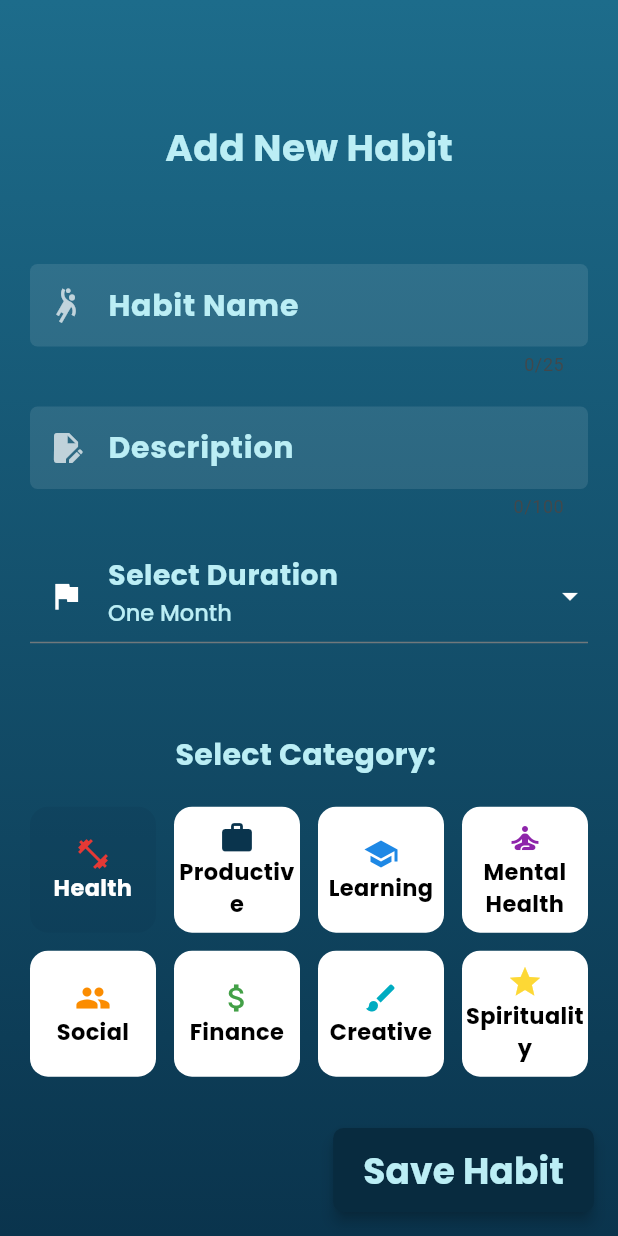
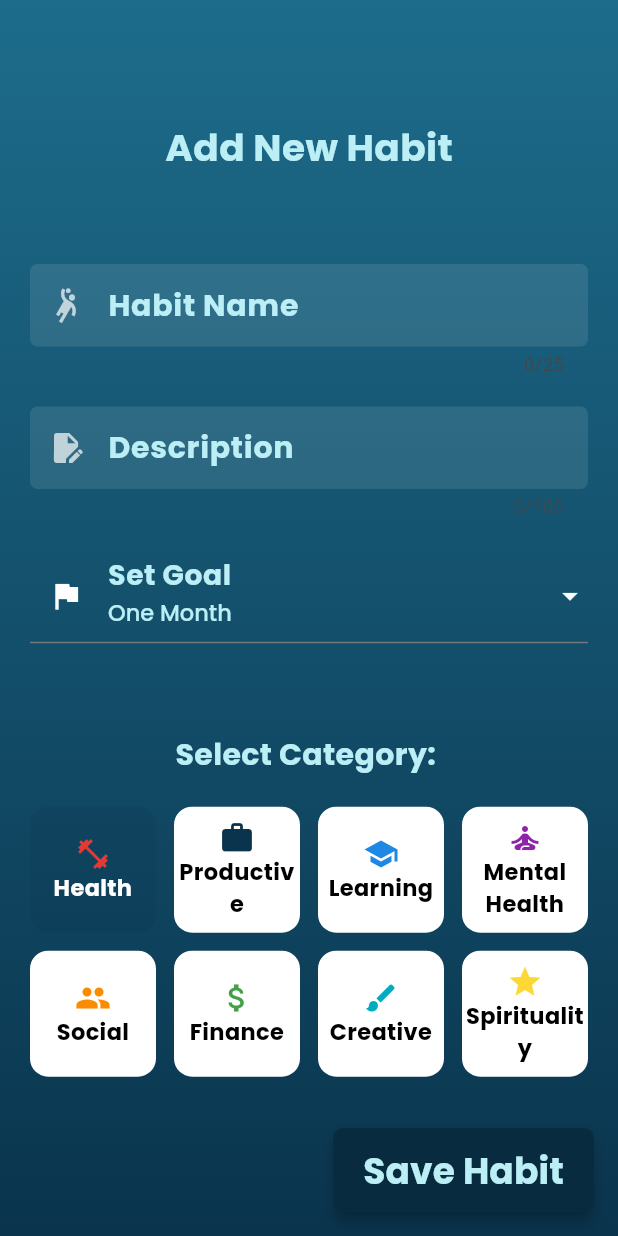
Before and after one commit to taha8272/Habit_Tracker_App, a Flutter app: the screen it shows once a user with an empty profile is signed in, after a tap on "Habits", after a tap on the "add" icon, on a phone screen of 412 x 824 dp. Run offline on Flutter 3.47's test engine with Material 3 defaults, Android fonts, the phone set to English and light mode, and no system bars; our stand-ins replace cloud_firestore, firebase_auth, firebase_core, flutter_riverpod, flutter_signin_button, glass and 2 more; accounts and stored records are empty.

Commit message:
Adding Screenshots

```diff
--- a/lib/main.dart
+++ b/lib/main.dart
@@ -22,6 +22,7 @@ class MyApp extends StatelessWidget {
   Widget build(BuildContext context) {
     return ProviderScope(
       child: MaterialApp(
+        debugShowCheckedModeBanner: false,
         theme: ThemeData(
           colorScheme: ColorScheme.fromSeed(
             seedColor: const Color.fromARGB(255, 251, 251, 252),
--- a/lib/screens/add_new_habit.dart
+++ b/lib/screens/add_new_habit.dart
@@ -151,7 +151,7 @@ class _AddNewHabitScreenState extends ConsumerState<AddNewHabitScreen> {
                     const SizedBox(height: 20),
                     DropdownButtonFormField<Goal>(
                       decoration: InputDecoration(
-                        label: Text('Select Duration'),
+                        label: Text('Set Goal'),
                         labelStyle: h1,
                         prefixIcon: Icon(Icons.flag, color: Colors.white),
                         // filled: true,
--- a/lib/screens/auth.dart
+++ b/lib/screens/auth.dart
@@ -1,11 +1,9 @@
 import 'package:Habit_Goals_Tracker/basic.dart';
 import 'package:flutter/material.dart';
-import 'package:flutter_signin_button/button_list.dart';
-import 'package:flutter_signin_button/button_view.dart';
+
 import 'package:glass/glass.dart';
 import 'package:google_sign_in/google_sign_in.dart';
 import 'package:firebase_auth/firebase_auth.dart';
-import 'package:firebase_core/firebase_core.dart';
 import 'package:flutter_signin_button/flutter_signin_button.dart';
 
 final firebase = FirebaseAuth.instance;
@@ -63,10 +61,8 @@ class _AuthScreenState extends State<AuthScreen> {
   void signInWithGoogle(BuildContext context) async {
     try {
       // Initialize with web client ID
-      await GoogleSignIn.instance.initialize(
-        serverClientId:
-            "dummy",
-      );
+
+      await GoogleSignIn.instance.initialize(serverClientId: "dummy");
 
       // Trigger the Google Sign-In flow
       final googleUser = await GoogleSignIn.instance.authenticate();
@@ -252,11 +248,18 @@ class _AuthScreenState extends State<AuthScreen> {
                           ],
                         ),
                         const SizedBox(height: 10),
-                        ElevatedButton(
-                          onPressed: () {
-                            signInWithGoogle(context);
-                          },
-                          child: Text('Sign in with google'),
+                        Container(
+                          height: 45,
+                          width: 200,
+
+                          child: SignInButton(
+                            Buttons.Google,
+
+                            text: "Sign in with Google",
+                            onPressed: () {
+                              signInWithGoogle(context);
+                            },
+                          ),
                         ),
                       ],
                     ),
--- a/lib/screens/habits_list.dart
+++ b/lib/screens/habits_list.dart
@@ -6,6 +6,7 @@ import 'package:Habit_Goals_Tracker/widgets/habit_tile.dart';
 import 'package:Habit_Goals_Tracker/widgets/leaderboard.dart';
 import 'package:flutter/material.dart';
 import 'package:flutter_riverpod/flutter_riverpod.dart';
+import 'package:intl/intl.dart';
 
 class HabitsListScreen extends ConsumerStatefulWidget {
   const HabitsListScreen({super.key});
@@ -16,10 +17,10 @@ class HabitsListScreen extends ConsumerStatefulWidget {
 
 class _HabitsListState extends ConsumerState<HabitsListScreen> {
   @override
-  String? selectedOption = 'No Display';
+  String? selectedOption = 'Change Display';
 
   List<String> options = [
-    'No Display',
+    'Change Display',
     'Show Circular progress Bar',
     'Show Habit leaderboard',
   ];
@@ -36,7 +37,7 @@ class _HabitsListState extends ConsumerState<HabitsListScreen> {
           onPressed: () {},
 
           style: ElevatedButton.styleFrom(backgroundColor: darkColor),
-          child: Text('Habit Tracker', style: h1),
+          child: Text('Routine Buddy', style: h1),
         ),
 
         centerTitle: true,
@@ -53,27 +54,31 @@ class _HabitsListState extends ConsumerState<HabitsListScreen> {
             return Column(
               children: [
                 Padding(
-                  padding: const EdgeInsets.only(top: 10, bottom: 30, left: 10),
-                  child: Align(
-                    alignment:
-                        Alignment.centerLeft, // <-- fixed (remove Geometry)
+                  padding: const EdgeInsets.symmetric(vertical: 16),
+                  child: Center(
+                    child: Text(
+                      DateFormat('EEEE, dd MMM yyyy').format(DateTime.now()),
+                      style: h1.copyWith(fontSize: 20, color: darkColor),
+                    ),
+                  ),
+                ),
+                Padding(
+                  padding: const EdgeInsets.symmetric(
+                    horizontal: 3,
+                    vertical: 8,
+                  ),
                   child: Container(
                     padding: const EdgeInsets.symmetric(
-                        horizontal: 12,
+                      horizontal: 8,
                       vertical: 4,
-                      ), // control size
+                    ),
                     decoration: BoxDecoration(
                       color: lightColor,
                       borderRadius: BorderRadius.circular(14),
+                      border: Border.all(color: darkColor, width: 1),
                     ),
                     child: DropdownButtonHideUnderline(
                       child: DropdownButton<String>(
-                          isDense: true, // makes it tighter
-                          style: text,
-                          dropdownColor: lightColor,
-                          borderRadius: BorderRadius.circular(14),
-                          iconEnabledColor: Colors.white,
-                          iconDisabledColor: Colors.white,
                         value: selectedOption,
                         items: options.map((String e) {
                           return DropdownMenuItem<String>(
@@ -86,7 +91,9 @@ class _HabitsListState extends ConsumerState<HabitsListScreen> {
                             selectedOption = value;
                           });
                         },
-                        ),
+                        dropdownColor: lightColor,
+                        style: text,
+                        iconEnabledColor: Colors.white,
                       ),
                     ),
                   ),
--- a/lib/widgets/bar.dart
+++ b/lib/widgets/bar.dart
@@ -37,7 +37,10 @@ class _RadialHabitsChartState extends State<RadialHabitsChart>
 
   @override
   Widget build(BuildContext context) {
-    return SizedBox(
+    return Column(
+      children: [
+        Text('Complete Habit Goals to fill the circle'),
+        SizedBox(
           height: 280,
           width: 280,
           child: AnimatedBuilder(
@@ -52,6 +55,8 @@ class _RadialHabitsChartState extends State<RadialHabitsChart>
               );
             },
           ),
+        ),
+      ],
     );
   }
 }
--- a/lib/widgets/drawer.dart
+++ b/lib/widgets/drawer.dart
@@ -31,7 +31,7 @@ class DrawerWidget extends StatelessWidget {
                     size: 45,
                   ),
                   const SizedBox(width: 15),
-                  Text('Habit Tracker', style: h1),
+                  Text('Settings', style: h1),
                 ],
               ),
             ),
@@ -53,21 +53,21 @@ class DrawerWidget extends StatelessWidget {
                   ListTile(
                     contentPadding: EdgeInsets.zero,
                     leading: Icon(
-                      Icons.settings,
+                      Icons.ac_unit_sharp,
                       color: const Color.fromARGB(255, 187, 238, 245),
                       size: 25,
                     ),
-                    title: Text('Settings', style: h2),
+                    title: Text('Track Habits', style: h2),
                     onTap: () {},
                   ),
                   ListTile(
                     contentPadding: EdgeInsets.zero,
                     leading: Icon(
-                      Icons.support_agent_sharp,
+                      Icons.border_all_rounded,
                       color: const Color.fromARGB(255, 187, 238, 245),
                       size: 25,
                     ),
-                    title: Text('Suggestions', style: h2),
+                    title: Text('Leaderboard', style: h2),
                     onTap: () {},
                   ),
                   ListTile(
--- a/pubspec.yaml
+++ b/pubspec.yaml
@@ -44,6 +44,7 @@ dependencies:
   google_sign_in: ^7.1.1
   flutter_signin_button: ^2.1.1
   sign_in_button: ^4.0.1
+  intl: ^0.20.2
 
 dev_dependencies:
   flutter_test:
@@ -68,8 +69,9 @@ flutter:
   uses-material-design: true
 
   # To add assets to your application, add an assets section, like this:
-  #  assets:
-
+  assets:
+    - assets/screenshots/3.png
+    - assets/screenshots/8.png
   #   - images/a_dot_burr.jpeg
   #   - images/a_dot_ham.jpeg
 
```
Also changed, not shown: assets/google.jpg (added), pubspec.lock, 7 other files. Lines whose indentation alone changed are shown as unchanged.
